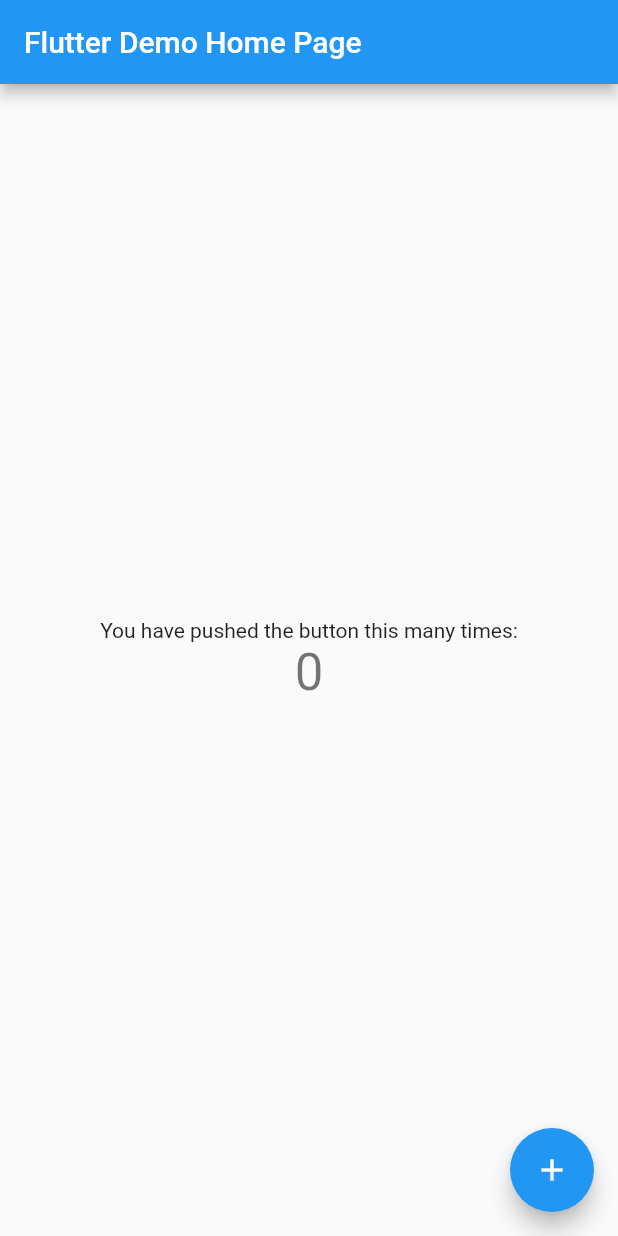
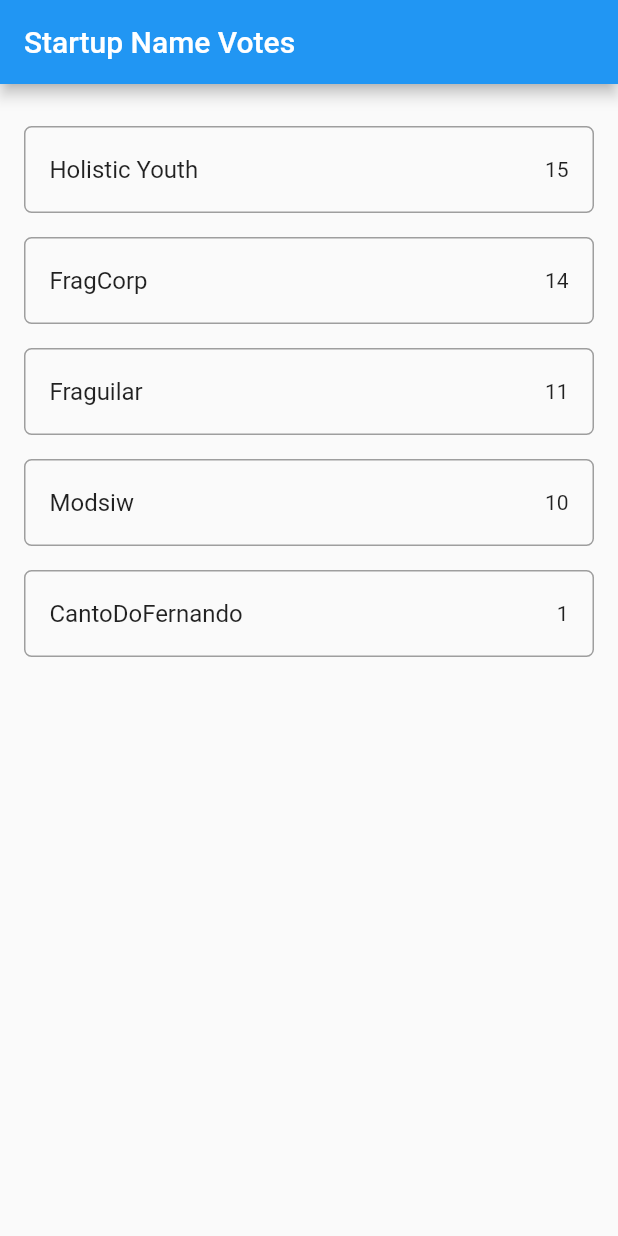
Before and after one commit to fernand0aguilar/firebase-flutter-codelab, a Flutter app: the screen it shows after launch, on a phone screen of 412 x 824 dp. Run offline on Flutter 3.47's test engine with Material 2 defaults, Android fonts, the phone set to English and light mode, and no system bars; our stand-ins replace cloud_firestore; accounts and stored records are empty.

Commit message:
Add the user interface

```diff
--- a/firebase_flutter/lib/main.dart
+++ b/firebase_flutter/lib/main.dart
@@ -1,111 +1,90 @@
+import 'package:cloud_firestore/cloud_firestore.dart';
 import 'package:flutter/material.dart';
 
 void main() => runApp(MyApp());
 
+final dummySnapshot = [
+ {"name": "Holistic Youth", "votes": 15},
+ {"name": "FragCorp", "votes": 14},
+ {"name": "Fraguilar", "votes": 11},
+ {"name": "Modsiw", "votes": 10},
+ {"name": "CantoDoFernando", "votes": 1},
+];
+
 class MyApp extends StatelessWidget {
-  // This widget is the root of your application.
   @override
-  Widget build(BuildContext context) {
+  Widget build(BuildContext context){
     return MaterialApp(
-      title: 'Flutter Demo',
-      theme: ThemeData(
-        // This is the theme of your application.
-        //
-        // Try running your application with "flutter run". You'll see the
-        // application has a blue toolbar. Then, without quitting the app, try
-        // changing the primarySwatch below to Colors.green and then invoke
-        // "hot reload" (press "r" in the console where you ran "flutter run",
-        // or simply save your changes to "hot reload" in a Flutter IDE).
-        // Notice that the counter didn't reset back to zero; the application
-        // is not restarted.
-        primarySwatch: Colors.blue,
-      ),
-      home: MyHomePage(title: 'Flutter Demo Home Page'),
+      title: 'Sartup Names',
+      home: MyHomePage(),
     );
   }
 }
 
 class MyHomePage extends StatefulWidget {
-  MyHomePage({Key key, this.title}) : super(key: key);
-
-  // This widget is the home page of your application. It is stateful, meaning
-  // that it has a State object (defined below) that contains fields that affect
-  // how it looks.
-
-  // This class is the configuration for the state. It holds the values (in this
-  // case the title) provided by the parent (in this case the App widget) and
-  // used by the build method of the State. Fields in a Widget subclass are
-  // always marked "final".
-
-  final String title;
-
   @override
-  _MyHomePageState createState() => _MyHomePageState();
+  _MyHomePageState createState() {
+    return _MyHomePageState();
+  }
 }
 
 class _MyHomePageState extends State<MyHomePage> {
-  int _counter = 0;
-
-  void _incrementCounter() {
-    setState(() {
-      // This call to setState tells the Flutter framework that something has
-      // changed in this State, which causes it to rerun the build method below
-      // so that the display can reflect the updated values. If we changed
-      // _counter without calling setState(), then the build method would not be
-      // called again, and so nothing would appear to happen.
-      _counter++;
-    });
+  @override
+  Widget build(BuildContext context) {
+    return Scaffold(
+      appBar: AppBar(title: Text('Startup Name Votes')),
+      body: _buildBody(context),
+    );
   }
 
-  @override
-  Widget build(BuildContext context) {
-    // This method is rerun every time setState is called, for instance as done
-    // by the _incrementCounter method above.
-    //
-    // The Flutter framework has been optimized to make rerunning build methods
-    // fast, so that you can just rebuild anything that needs updating rather
-    // than having to individually change instances of widgets.
-    return Scaffold(
-      appBar: AppBar(
-        // Here we take the value from the MyHomePage object that was created by
-        // the App.build method, and use it to set our appbar title.
-        title: Text(widget.title),
-      ),
-      body: Center(
-        // Center is a layout widget. It takes a single child and positions it
-        // in the middle of the parent.
-        child: Column(
-          // Column is also layout widget. It takes a list of children and
-          // arranges them vertically. By default, it sizes itself to fit its
-          // children horizontally, and tries to be as tall as its parent.
-          //
-          // Invoke "debug painting" (press "p" in the console, choose the
-          // "Toggle Debug Paint" action from the Flutter Inspector in Android
-          // Studio, or the "Toggle Debug Paint" command in Visual Studio Code)
-          // to see the wireframe for each widget.
-          //
-          // Column has various properties to control how it sizes itself and
-          // how it positions its children. Here we use mainAxisAlignment to
-          // center the children vertically; the main axis here is the vertical
-          // axis because Columns are vertical (the cross axis would be
-          // horizontal).
-          mainAxisAlignment: MainAxisAlignment.center,
-          children: <Widget>[
-            Text(
-              'You have pushed the button this many times:',
-            ),
-            Text(
-              '$_counter',
-              style: Theme.of(context).textTheme.display1,
-            ),
-          ],
+  Widget _buildBody(BuildContext context) {
+    // TODO: get actual snapshot from cloud Firestone
+    return _buildList(context, dummySnapshot);
+  }
+
+  Widget _buildList(BuildContext context, List<Map> snapshot){
+    return ListView(
+      padding: const EdgeInsets.only(top: 20.0),
+      children: snapshot.map((data) => _buildListItem(context, data)).toList(),
+    );
+  }
+
+  Widget _buildListItem(BuildContext context, Map data){
+    final record = Record.fromMap(data);
+
+    return Padding(
+      key: ValueKey(record.name),
+      padding: const EdgeInsets.symmetric(horizontal: 16.0, vertical: 8.0),
+      child: Container(
+        decoration: BoxDecoration(
+          border: Border.all(color: Colors.grey),
+          borderRadius: BorderRadius.circular(5.0),
+        ),
+        child: ListTile(
+          title: Text(record.name),
+          trailing: Text(record.votes.toString()),
+          onTap: () => print(record),
         ),
       ),
-      floatingActionButton: FloatingActionButton(
-        onPressed: _incrementCounter,
-        tooltip: 'Increment',
-        child: Icon(Icons.add),
-      ), // This trailing comma makes auto-formatting nicer for build methods.
     );
   }
 }
+
+
+class Record {
+  final String name;
+  final int votes;
+  final DocumentReference reference;
+
+  Record.fromMap(Map<String, dynamic> map, {this.reference})
+    : assert(map['name'] != null),
+      assert(map['votes'] != null),
+      name = map['name'],
+      votes = map['votes'];
+
+  Record.fromSnapshot(DocumentSnapshot snapshot)
+    : this.fromMap(snapshot.data, reference: snapshot.reference);
+
+  @override
+  String toString() => "Record<$name:$votes>";
+}
--- a/firebase_flutter/pubspec.yaml
+++ b/firebase_flutter/pubspec.yaml
@@ -19,6 +19,7 @@ dependencies:
   # The following adds the Cupertino Icons font to your application.
   # Use with the CupertinoIcons class for iOS style icons.
   cupertino_icons: ^0.1.2
+  cloud_firestore: ^0.8.2+3
 
 dev_dependencies:
   flutter_test:
```
